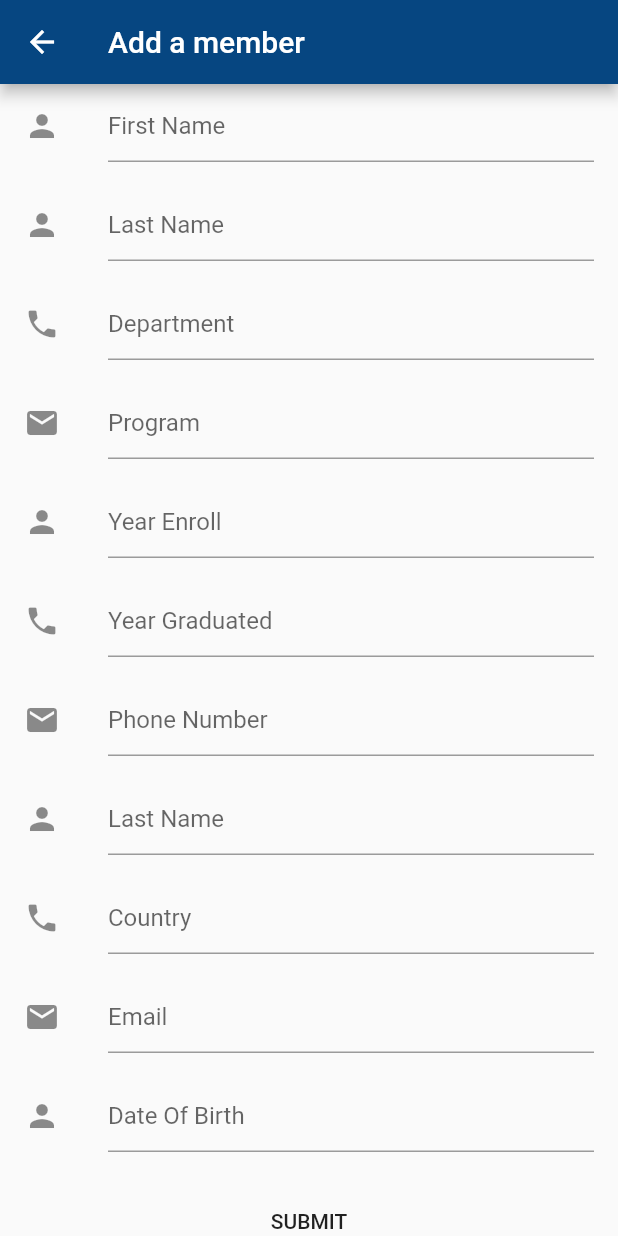
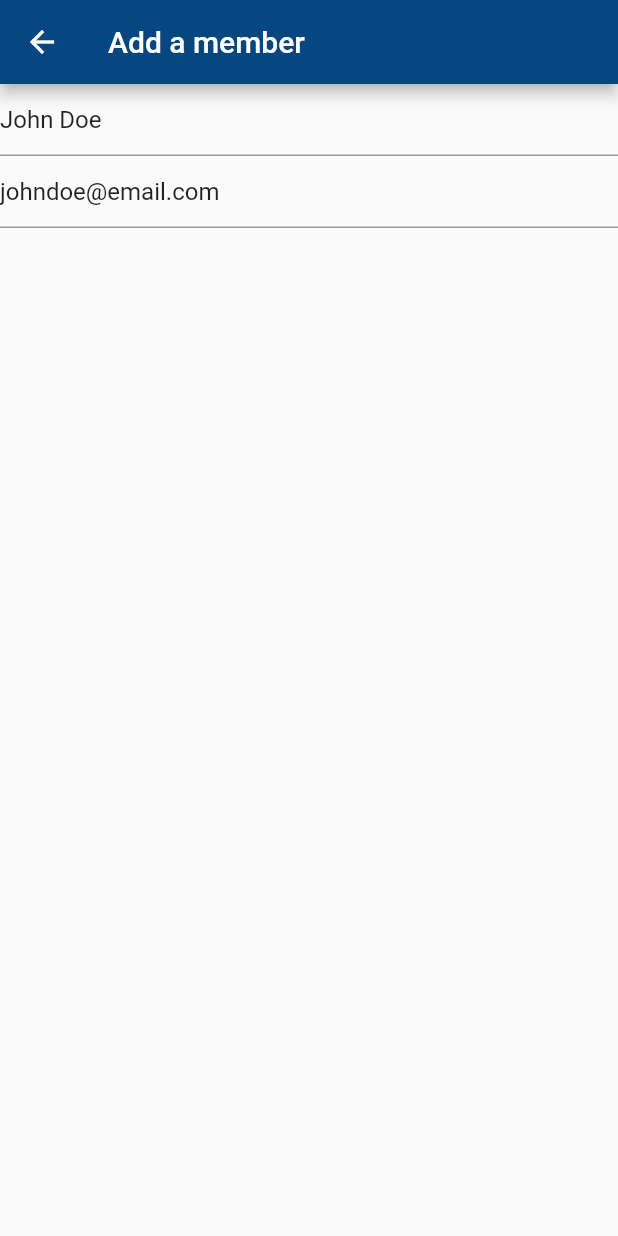
Before and after one commit to edcsu/deeper_life_campus, a Flutter app: the AddMember screen opened directly, on a phone screen of 412 x 824 dp. Run offline on Flutter 3.47's test engine with Material 2 defaults, Android fonts, the phone set to English and light mode, and no system bars; drawn by our look-alikes of reactive_forms; our stand-ins replace flutter_svg, gradient_widgets, splashscreen.

Commit message:
chore:add reactive forms widget

```diff
--- a/lib/screens/forms/addmember/components/add_member_body.dart
+++ b/lib/screens/forms/addmember/components/add_member_body.dart
@@ -1,4 +1,5 @@
 import 'package:flutter/material.dart';
+import 'package:reactive_forms/reactive_forms.dart';
 
 class AddMemberBody extends StatefulWidget {
   AddMemberBody({Key key}) : super(key: key);
@@ -9,171 +10,25 @@ class AddMemberBody extends StatefulWidget {
 
 class _AddMemberBodyState extends State<AddMemberBody> {
 
-  final _memberFormKey = GlobalKey<FormState>();
+  final form = FormGroup({
+    'name': FormControl(value: 'John Doe'),
+    'email': FormControl(value: 'johndoe@email.com'),
+  });
 
   @override
   Widget build(BuildContext context) {
-    return Form(
-       key: _memberFormKey,
-       child: ListView(
+    return ReactiveForm(
+      formGroup: this.form,
+      child: Column(
         children: <Widget>[
-          Expanded(
-            child: new ListTile(
-              leading: const Icon(Icons.person),
-              title: TextFormField(
-                decoration: new InputDecoration(
-                  hintText: "First Name",
-                ),
-                validator: (value) {
-                  if (value.isEmpty) {
-                    return 'Please enter some text';
-                  }
-                  return null;
-                },
-              ),
-            ),
+          ReactiveTextField(
+            formControlName: 'name',
           ),
-          SizedBox(
-            height: 10,
-          ),
-          Expanded(
-            child: ListTile(
-              leading: const Icon(Icons.person),
-              title:TextField(
-                decoration: InputDecoration(
-                  hintText: "Last Name",
-                ),
-              ),
-            ),
-          ),
-          SizedBox(
-            height: 10,
-          ),
-          Expanded(
-            child: ListTile(
-              leading: Icon(Icons.phone),
-              title: TextField(
-                decoration: InputDecoration(
-                  hintText: "Department",
-                ),
-              ),
-            ),
-          ),
-          SizedBox(
-            height: 10,
-          ),Expanded(
-            child: ListTile(
-              leading: const Icon(Icons.email),
-              title: TextField(
-                decoration: InputDecoration(
-                  hintText: "Program",
-                ),
-              ),
-            ),
-          ),
-          SizedBox(
-            height: 10,
-          ),
-          Expanded(
-            child: ListTile(
-              leading: const Icon(Icons.person),
-              title: TextField(
-                decoration: InputDecoration(
-                  hintText: "Year Enroll",
-                ),
-              ),
-            ),
-          ),
-          SizedBox(
-            height: 10,
-          ),
-          Expanded(
-            child: ListTile(
-              leading: const Icon(Icons.phone),
-              title: TextField(
-                decoration: InputDecoration(
-                  hintText: "Year Graduated",
-                ),
-              ),
-            ),
-          ),
-          SizedBox(
-            height: 10,
-          ),
-          Expanded(
-            child: ListTile(
-              leading: const Icon(Icons.email),
-              title: TextField(
-                decoration: InputDecoration(
-                  hintText: "Phone Number",
-                ),
-              ),
-            ),
-          ),
-          SizedBox(
-            height: 10,
-          ),
-          Expanded(
-            child: ListTile(
-              leading: const Icon(Icons.person),
-              title: TextField(
-                decoration: InputDecoration(
-                  hintText: "Last Name",
-                ),
-              ),
-            ),
-          ),
-          SizedBox(
-            height: 10,
-          ),
-          Expanded(
-            child: ListTile(
-              leading: const Icon(Icons.phone),
-              title: TextField(
-                decoration: InputDecoration(
-                  hintText: "Country",
-                ),
-              ),
-            ),
-          ),
-          SizedBox(
-            height: 10,
-          ),
-          Expanded(
-            child: ListTile(
-              leading: Icon(Icons.email),
-              title: TextField(
-                decoration: InputDecoration(
-                  hintText: "Email",
-                ),
-              ),
-            ),
-          ),
-          SizedBox(
-            height: 10,
-          ),
-          Expanded(
-            child: ListTile(
-              leading: const Icon(Icons.person),
-              title: TextField(
-                decoration: InputDecoration(
-                  hintText: "Date Of Birth",
-                ),
-              ),
-            ),
-          ),
-          SizedBox(
-            height: 10,
-          ),
-          Padding(
-            padding: const EdgeInsets.all(8.0),
-            child: FlatButton(
-              onPressed: () => {},
-              child: Text("SUBMIT")
-            ),
+          ReactiveTextField(
+            formControlName: 'email',
           ),
         ],
-       ),
+      ),
     );
   }
 }
--- a/pubspec.yaml
+++ b/pubspec.yaml
@@ -29,6 +29,7 @@ dependencies:
   flutter_svg: ^0.17.0
   splashscreen: ^1.3.5
   gradient_widgets: ^0.5.1
+  reactive_forms: ^7.6.2
   # The following adds the Cupertino Icons font to your application.
   # Use with the CupertinoIcons class for iOS style icons.
   cupertino_icons: ^0.1.3
```
Also changed, not shown: lib/components/rounded_password_field.dart (+7 -4 lines), pubspec.lock.
